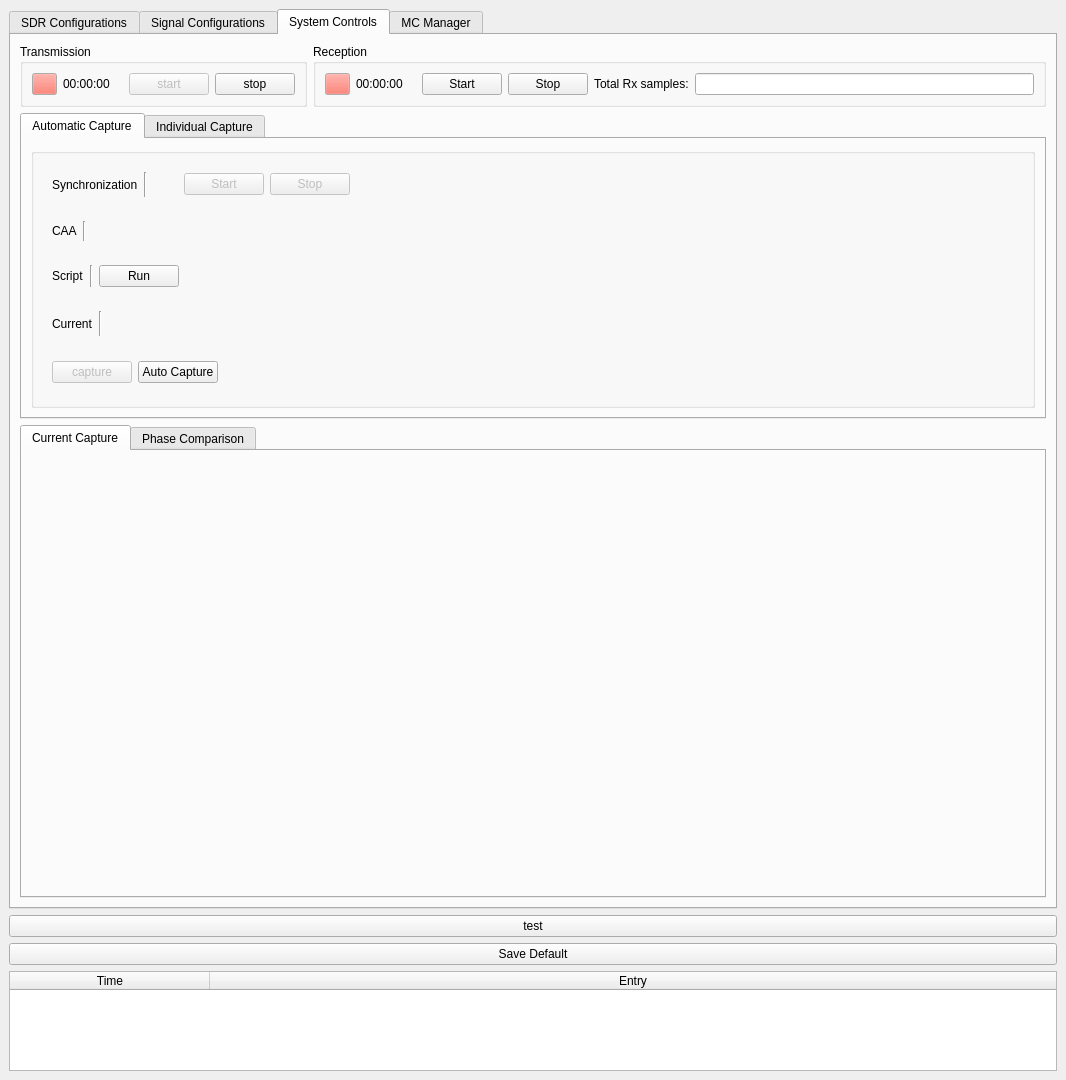
Before: the Qt Designer form caa_project/maingui.ui in jranstrom/usrp_caa_ui, drawn with Qt 5.
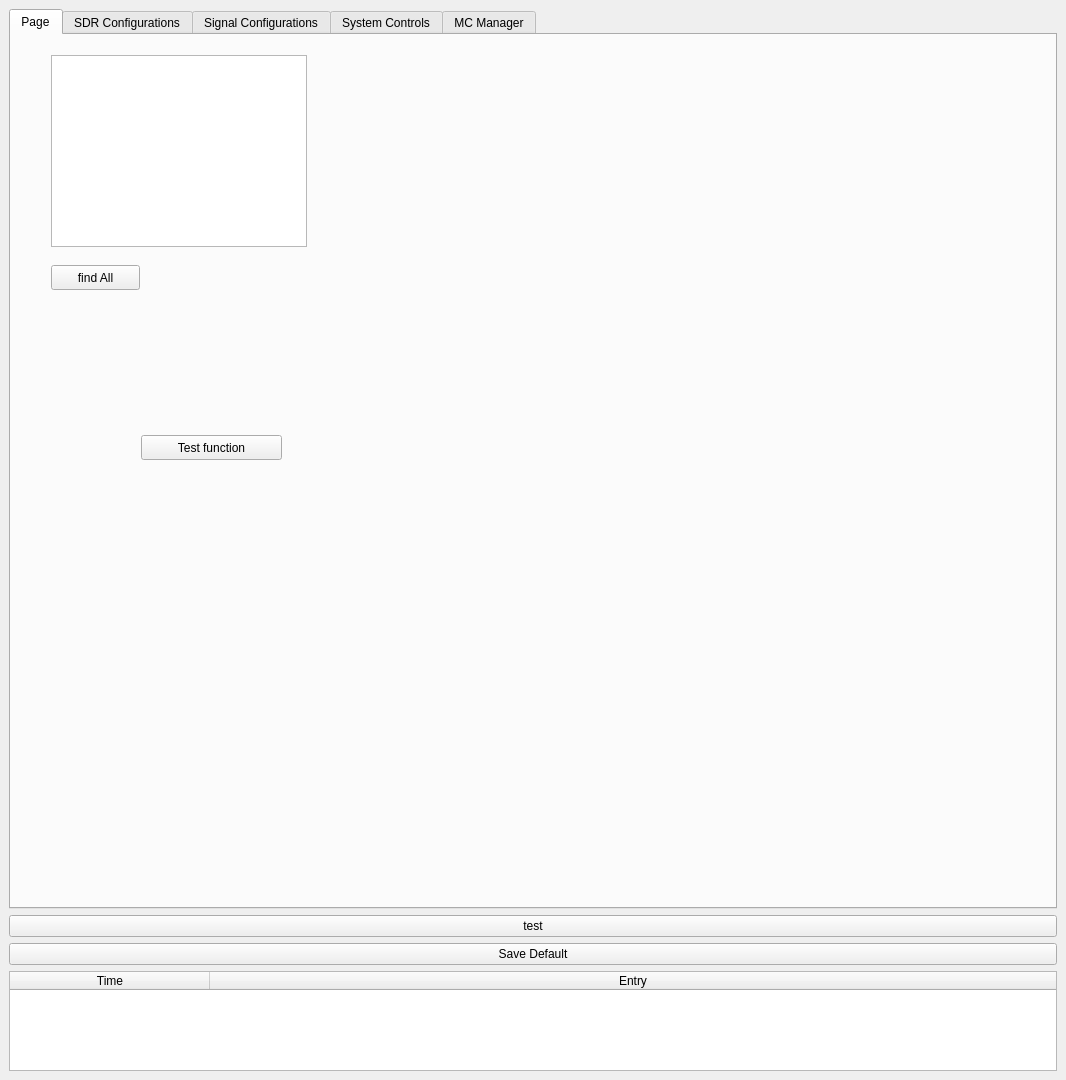
After: the same form once the commit is applied. Custom widgets are drawn as their Qt base class.

Commit message: Added function to reterive all connected devices; Basic connect function that create a new radio object is added to radiosysobject

What changed in the file:
```diff
--- a/caa_project/maingui.ui
+++ b/caa_project/maingui.ui
@@ -51,8 +51,49 @@
        </size>
       </property>
       <property name="currentIndex">
-       <number>2</number>
+       <number>0</number>
       </property>
+      <widget class="QWidget" name="tab_9">
+       <attribute name="title">
+        <string>Page</string>
+       </attribute>
+       <widget class="QListWidget" name="listWidget_available_radios">
+        <property name="geometry">
+         <rect>
+          <x>40</x>
+          <y>20</y>
+          <width>256</width>
+          <height>192</height>
+         </rect>
+        </property>
+       </widget>
+       <widget class="QPushButton" name="btn_find_radios">
+        <property name="geometry">
+         <rect>
+          <x>40</x>
+          <y>230</y>
+          <width>89</width>
+          <height>25</height>
+         </rect>
+        </property>
+        <property name="text">
+         <string>find All</string>
+        </property>
+       </widget>
+       <widget class="QPushButton" name="btn_debug">
+        <property name="geometry">
+         <rect>
+          <x>130</x>
+          <y>400</y>
+          <width>141</width>
+          <height>25</height>
+         </rect>
+        </property>
+        <property name="text">
+         <string>Test function</string>
+        </property>
+       </widget>
+      </widget>
       <widget class="QWidget" name="tab">
        <property name="sizePolicy">
         <sizepolicy hsizetype="Expanding" vsizetype="Expanding">
```
The commit also changes 6 other files.
